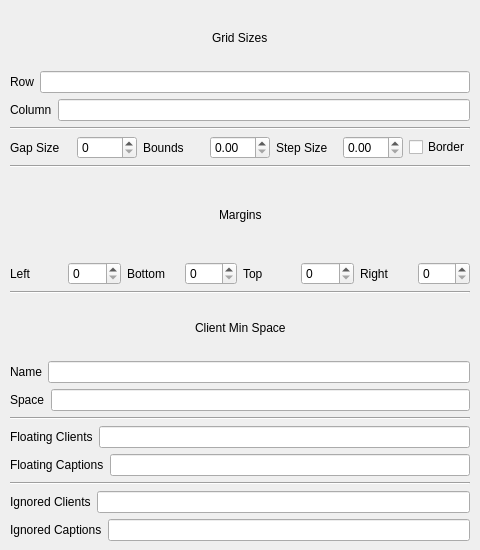
This is contents/ui/config.ui in lingtjien/Grid-Tiling-Kwin as Qt 5 draws it before an edit. The edited form follows.
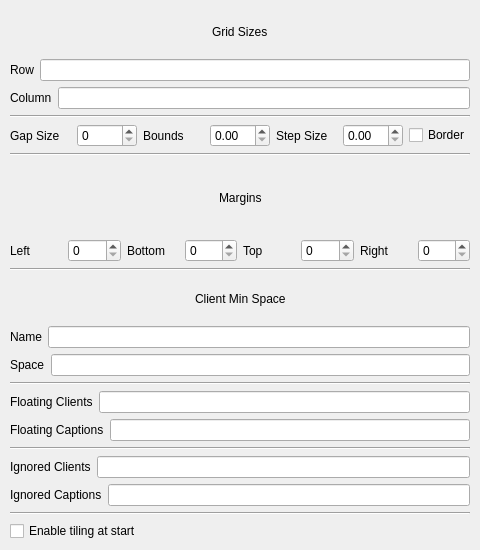
This is the edited form.

Commit message: [feat] Toggle tiling per desktop

Diff of the .ui file:
```diff
--- a/contents/ui/config.ui
+++ b/contents/ui/config.ui
@@ -438,6 +438,20 @@
       </item>
      </layout>
     </item>
+    <item>
+     <widget class="Line" name="lineDivider5">
+      <property name="orientation">
+       <enum>Qt::Horizontal</enum>
+      </property>
+     </widget>
+    </item>
+    <item>
+     <widget class="QCheckBox" name="kcfg_startEnabled">
+      <property name="text">
+       <string>Enable tiling at start</string>
+      </property>
+     </widget>
+    </item>
    </layout>
   </widget>
  </widget>
```
The commit also changes 2 other files.
